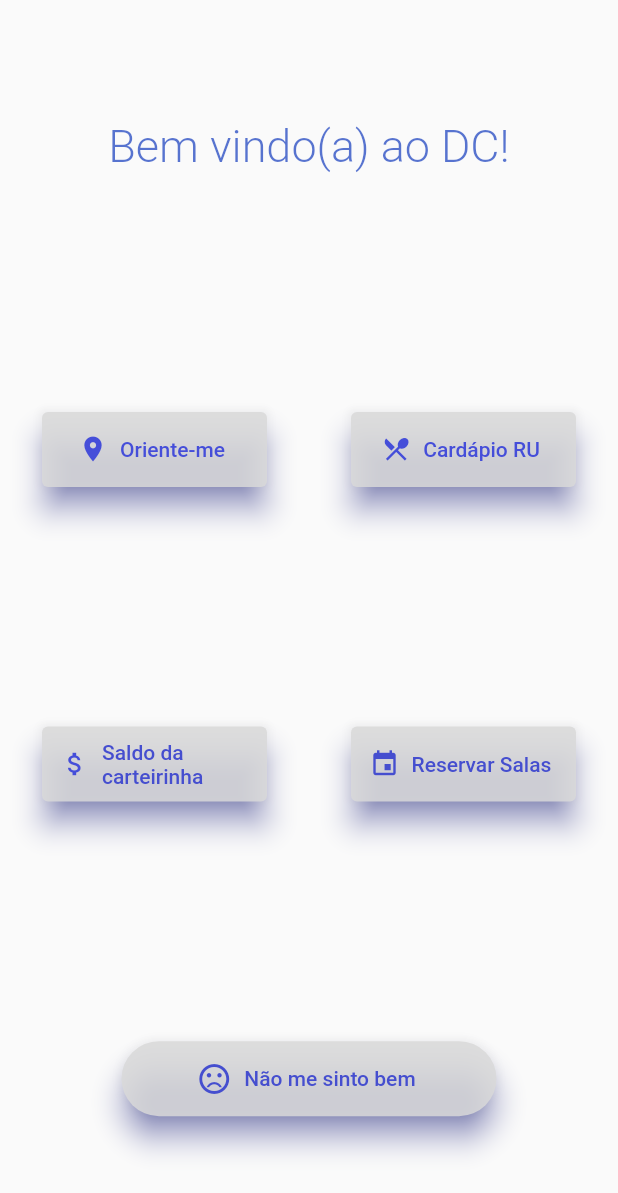
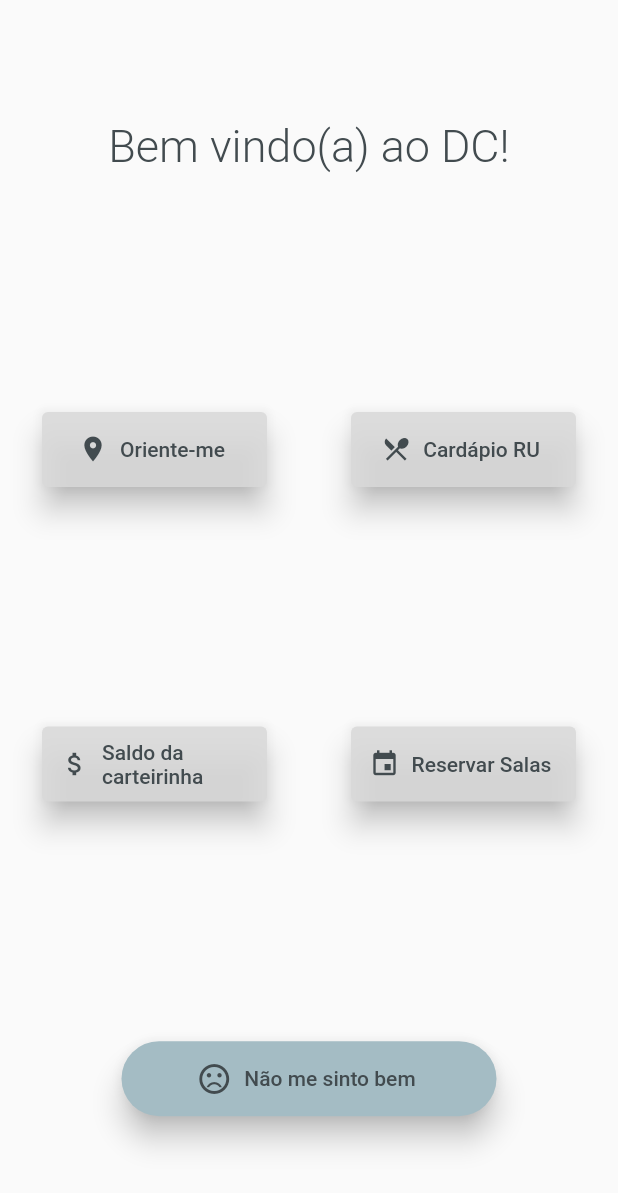
Before and after one commit to augustodsgv/app_robo, a Flutter app: the screen it shows after launch, on a phone screen of 412 x 824 dp. Shown: the top 1193 px of the screen. Run offline on Flutter 3.47's test engine with Material 2 defaults, Android fonts, the phone set to English and light mode, and no system bars; Roboto replaces fonts that are missing (Mulish-Light).

Commit message:
tudo pronto

```diff
--- a/projeto/lib/main.dart
+++ b/projeto/lib/main.dart
@@ -30,7 +30,7 @@ class _MyHomePageState extends State<MyApp> {
                 Text(
                   'Bem vindo(a) ao DC!',
                   style: TextStyle(
-                      color: Color.fromARGB(183, 23, 62, 190),
+                      color: Color.fromARGB(255, 66, 75, 79),
                       fontSize: 30,
                       fontWeight: FontWeight.w300,
                     ),
@@ -54,18 +54,18 @@ class _MyHomePageState extends State<MyApp> {
                     backgroundColor: Color.fromARGB(217, 217, 217, 217),
                     fixedSize: Size(150, 50),
                     elevation: 8,
-                    shadowColor: Color.fromARGB(255, 69, 78, 207),
+                    shadowColor: Colors.black,
                   ),
                   icon: Icon(
                     Icons.location_on,
                     size: 20,
-                    color: Color.fromARGB(255, 69, 78, 217),
+                    color: Color.fromARGB(255, 66, 75, 79),
                   ),
                   label: const Text(
                     'Oriente-me',
                     style:
                       TextStyle(
-                        color: Color.fromARGB(255, 69, 78, 217),
+                        color: Color.fromARGB(255, 66, 75, 79),
                       )
                   )
                 ),
@@ -79,17 +79,17 @@ class _MyHomePageState extends State<MyApp> {
                     backgroundColor: Color.fromARGB(217, 217, 217, 217),
                     fixedSize: Size(150, 50),
                     elevation: 8,
-                    shadowColor: Color.fromARGB(255, 69, 78, 207),
+                    shadowColor: Colors.black,
                   ),
                   icon: Icon(
                     Icons.restaurant_menu,
                     size: 20,
-                    color: Color.fromARGB(255, 69, 78, 217),
+                    color: Color.fromARGB(255, 66, 75, 79),
                   ),
                   label: Text(
                     'Cardápio RU',
                     style: TextStyle(
-                      color: Color.fromARGB(255, 69, 78, 217),
+                      color: Color.fromARGB(255, 66, 75, 79),
                     ),
                   ),
                 ),
@@ -108,18 +108,18 @@ class _MyHomePageState extends State<MyApp> {
                   backgroundColor: Color.fromARGB(217, 217, 217, 217),
                   fixedSize: Size(150,50),
                   elevation: 8,
-                  shadowColor: Color.fromARGB(255, 69, 78, 207),
+                  shadowColor: Colors.black,
                 ),
                 icon:
                   Icon(
                     Icons.attach_money,
                     size: 20,
-                    color: Color.fromARGB(255, 69, 78, 217),
+                    color: Color.fromARGB(255, 66, 75, 79),
                 ),
                 label: Text(
                   'Saldo da carteirinha',
                   style: TextStyle(
-                    color: Color.fromARGB(255, 69, 78, 207),
+                    color: Color.fromARGB(255, 66, 75, 79),
                   ),
                   //textAlign: TextAlign.center,
                 ),
@@ -134,17 +134,17 @@ class _MyHomePageState extends State<MyApp> {
                     backgroundColor: Color.fromARGB(217, 217, 217, 217),
                     fixedSize: Size(150, 50),
                     elevation: 8,
-                    shadowColor: Color.fromARGB(255, 69, 78, 207),
+                    shadowColor: Colors.black,
                   ),
                   icon: Icon(
                     Icons.insert_invitation,
                     size: 20,
-                    color: Color.fromARGB(255, 69, 78, 207),
+                    color: Color.fromARGB(255, 66, 75, 79),
                   ),
                   label: Text(
                     'Reservar Salas',
                     style: TextStyle(
-                      color: Color.fromARGB(255, 69, 78, 207)
+                      color: Color.fromARGB(255, 66, 75, 79)
                     ),
                   )
                 )
@@ -163,22 +163,22 @@ class _MyHomePageState extends State<MyApp> {
                     );
                   },
                   style: ElevatedButton.styleFrom(
-                    backgroundColor: Color.fromARGB(217, 217, 217, 217),
+                    backgroundColor: Color.fromARGB(255, 164,188,196),
                     fixedSize: Size(250, 50),
                     shape: RoundedRectangleBorder(
                       borderRadius: BorderRadius.circular(30),
                     ),
                     elevation: 8,
-                    shadowColor: Color.fromARGB(255, 69, 78, 207),
+                    shadowColor: Colors.black,
                   ),
                   icon: Icon(
                     Icons.sentiment_very_dissatisfied,
                     size: 24.0,
-                    color: Color.fromARGB(255, 69, 78, 207),
+                    color: Color.fromARGB(255, 66, 75, 79),
                   ),
                   label: Text(
                     "Não me sinto bem",
-                    style: TextStyle(color: Color.fromARGB(255, 69, 78, 207), fontFamily: "Mulish-Light"),
+                    style: TextStyle(color: Color.fromARGB(255, 66, 75, 79), fontFamily: "Mulish-Light"),
                   ),
                 ),
               ],
```
Also changed, not shown: projeto/lib/nao_estou_bem.dart (+177 -56 lines), projeto/pubspec.yaml (+4 -4 lines), projeto/foto/ansiedade.gif (added).
